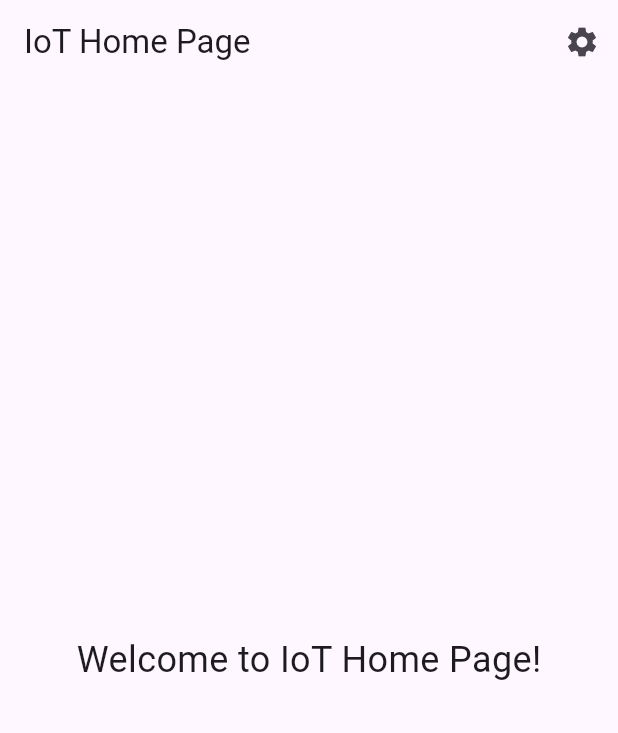
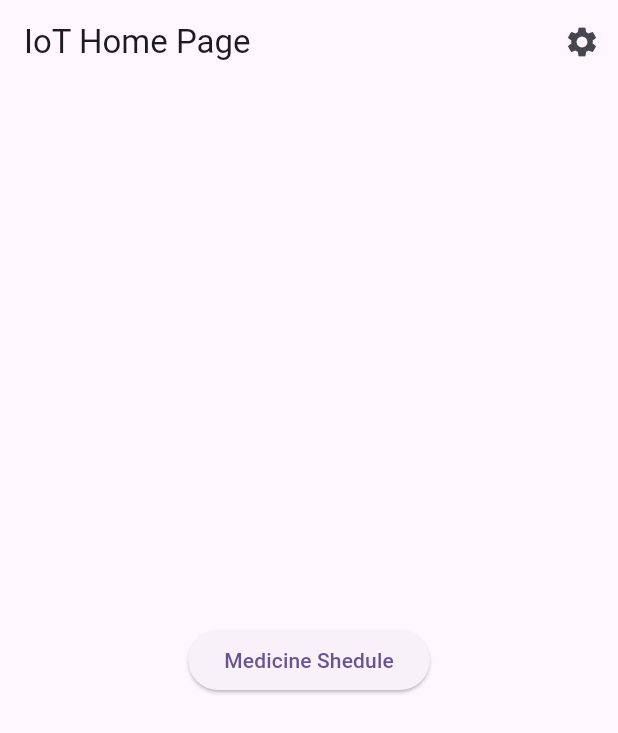
Before and after one commit to MaxJakaria/iot_app, a Flutter app: the screen it shows after launch, on a phone screen of 412 x 824 dp. Shown: the top 733 px of the screen. Run offline on Flutter 3.47's test engine with Material 3 defaults, Android fonts, the phone set to English and light mode, and no system bars; our stand-ins replace bloc, flutter_bloc, get_it.

Commit message:
Create a demo UI

```diff
--- /dev/null
+++ b/lib/feature/reminder/data/repositories/medicine_repository_impl.dart
@@ -0,0 +1,19 @@
+import 'package:iot_app/feature/reminder/domain/entities/medicine.dart';
+import 'package:iot_app/feature/reminder/domain/repositories/medicine_repository.dart';
+
+class MedicineRepositoryImpl implements MedicineRepository {
+  final List<Medicine> _medicines = [];
+
+  @override
+  List<Medicine> getMedicines() => List.unmodifiable(_medicines);
+
+  @override
+  void addMedicine(Medicine medicine) {
+    _medicines.add(medicine);
+  }
+
+  @override
+  void removeMedicine(Medicine medicine) {
+    _medicines.remove(medicine);
+  }
+}
--- /dev/null
+++ b/lib/feature/reminder/domain/entities/medicine.dart
@@ -0,0 +1,6 @@
+class Medicine {
+  final String name;
+  final String time;
+
+  Medicine({required this.name, required this.time});
+}
--- /dev/null
+++ b/lib/feature/reminder/domain/repositories/medicine_repository.dart
@@ -0,0 +1,7 @@
+import 'package:iot_app/feature/reminder/domain/entities/medicine.dart';
+
+abstract class MedicineRepository {
+  List<Medicine> getMedicines();
+  void addMedicine(Medicine medicine);
+  void removeMedicine(Medicine medicine);
+}
--- a/lib/feature/reminder/presentation/pages/iot_home_page.dart
+++ b/lib/feature/reminder/presentation/pages/iot_home_page.dart
@@ -1,6 +1,10 @@
 import 'package:flutter/material.dart';
+import 'package:iot_app/feature/reminder/presentation/pages/medicine_reminder_page.dart';
 
 class IotHomePage extends StatefulWidget {
+  static route() =>
+      MaterialPageRoute(builder: (context) => const IotHomePage());
+
   const IotHomePage({super.key});
 
   @override
@@ -23,9 +27,11 @@ class _IotHomePageState extends State<IotHomePage> {
         ],
       ),
       body: Center(
-        child: Text(
-          'Welcome to IoT Home Page!',
-          style: TextStyle(fontSize: 24),
+        child: ElevatedButton(
+          onPressed: () {
+            Navigator.push(context, MedicineReminderPage.route());
+          },
+          child: const Text('Medicine Shedule'),
         ),
       ),
     );
--- /dev/null
+++ b/lib/feature/reminder/presentation/widgets/medicine_card.dart
@@ -0,0 +1,24 @@
+import 'package:flutter/material.dart';
+import '../../domain/entities/medicine.dart';
+
+class MedicineCard extends StatelessWidget {
+  final Medicine medicine;
+  final VoidCallback? onDelete;
+
+  const MedicineCard({super.key, required this.medicine, this.onDelete});
+
+  @override
+  Widget build(BuildContext context) {
+    return Card(
+      child: ListTile(
+        leading: const Icon(Icons.medication),
+        title: Text(medicine.name),
+        subtitle: Text('Time: ${medicine.time}'),
+        trailing: IconButton(
+          icon: const Icon(Icons.delete, color: Colors.red),
+          onPressed: onDelete,
+        ),
+      ),
+    );
+  }
+}
--- a/lib/main.dart
+++ b/lib/main.dart
@@ -2,8 +2,10 @@ import 'package:flutter/material.dart';
 import 'package:flutter_bloc/flutter_bloc.dart';
 import 'package:iot_app/feature/reminder/presentation/bloc/reminder_bloc.dart';
 import 'package:iot_app/feature/reminder/presentation/pages/iot_home_page.dart';
+import 'package:iot_app/init_dependencies.dart';
 
-void main() {
+void main() async {
+  await initDependencies();
   runApp(const MyApp());
 }
 
--- a/pubspec.yaml
+++ b/pubspec.yaml
@@ -35,6 +35,7 @@ dependencies:
   # Use with the CupertinoIcons class for iOS style icons.
   cupertino_icons: ^1.0.8
   flutter_bloc: ^9.1.1
+  get_it: ^8.0.3
 
 dev_dependencies:
   flutter_test:
```
Also changed, not shown: lib/feature/reminder/presentation/pages/medicine_reminder_page.dart (added, +81 -0 lines), lib/feature/reminder/presentation/widgets/add_medicine_dialog.dart (added, +53 -0 lines), lib/init_dependencies.dart (added, +13 -0 lines), pubspec.lock, 1 other file.
